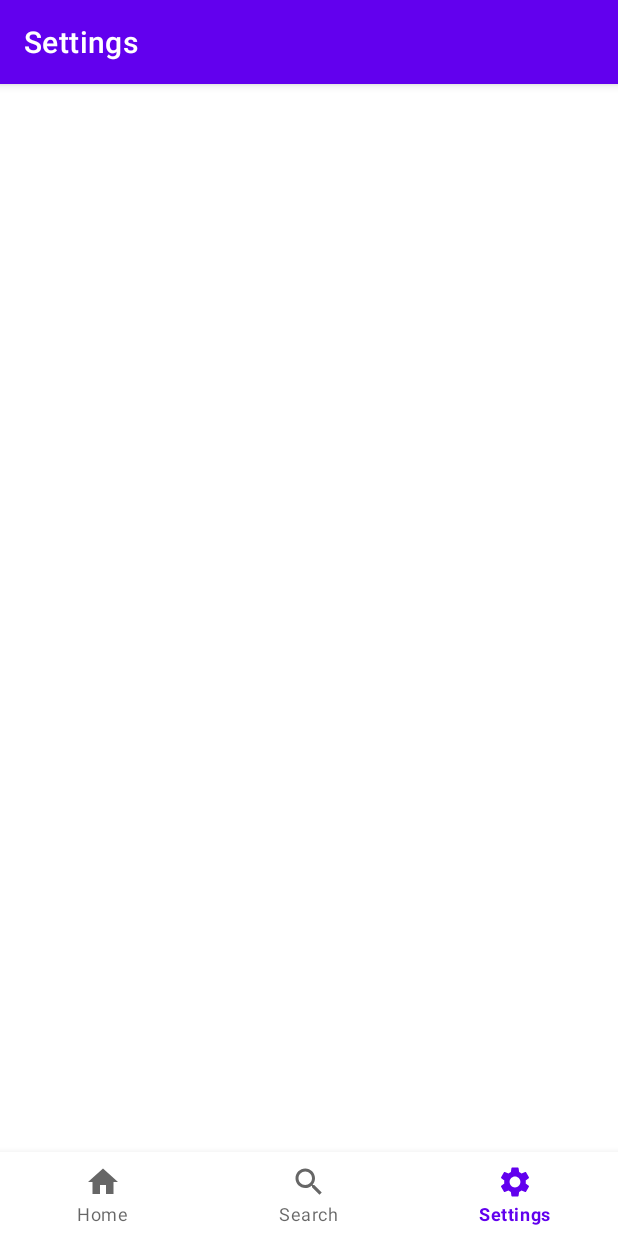
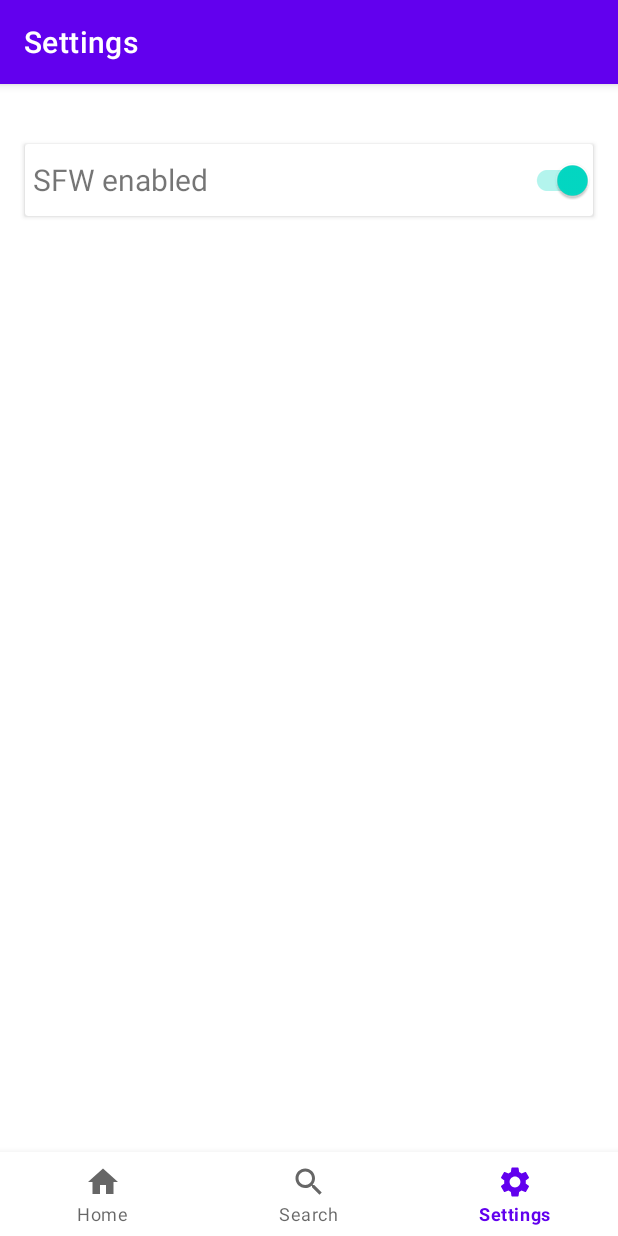
Before and after one commit to markusniv/anime-watchlist, an Android app: the SettingsFragment screen opened through its navigation route, on a phone screen of 412 x 824 dp. Run offline under Robolectric (Android 15) with nearby library versions, the phone set to English and light mode, and no system bars; our stand-ins replace data binding, navigation-ui.

Commit message:
Added SFW boolean to the App singleton, added switch to settings for it. Search queries now act accordingly

```diff
--- a/app/src/main/java/com/marsu/animelist/viewmodel/SearchViewModel.kt
+++ b/app/src/main/java/com/marsu/animelist/viewmodel/SearchViewModel.kt
@@ -45,7 +45,8 @@ class SearchViewModel : ViewModel() {
             var alerted = false
 
             while (hasNextPage && page < 5) {
-                val result = EntryApi.retrofitService.getEntries(query, page, true);
+                val result = if (App.sfw) EntryApi.retrofitService.getEntriesSfw(query, page, App.sfw);
+                else EntryApi.retrofitService.getEntries(query, page);
                 val json : JsonObject = result.asJsonObject
                 val data = json.get("data")
                 val pagination = json.get("pagination").asJsonObject
--- a/app/src/main/res/layout/fragment_settings.xml
+++ b/app/src/main/res/layout/fragment_settings.xml
@@ -1,11 +1,45 @@
 <?xml version="1.0" encoding="utf-8"?>
-<layout xmlns:android="http://schemas.android.com/apk/res/android">
-    <androidx.constraintlayout.widget.ConstraintLayout
-        xmlns:tools="http://schemas.android.com/tools"
+<layout xmlns:app="http://schemas.android.com/apk/res-auto"
+    xmlns:tools="http://schemas.android.com/tools"
+    xmlns:android="http://schemas.android.com/apk/res/android">
+    <RelativeLayout
         android:id="@+id/settingsLayout"
         android:layout_width="match_parent"
         android:layout_height="match_parent"
+        android:layout_marginVertical="15dp"
+        android:layout_marginHorizontal="10dp"
         tools:context=".screens.SettingsFragment">
 
-    </androidx.constraintlayout.widget.ConstraintLayout>
+        <androidx.cardview.widget.CardView
+            android:id="@+id/settingsViewSafeCard"
+            android:layout_width="match_parent"
+            android:layout_height="wrap_content"
+            android:layout_margin="5dp"
+            tools:layout_editor_absoluteX="1dp" >
+
+            <RelativeLayout
+
+                android:id="@+id/settingsViewSafeLayout"
+                android:layout_width="match_parent"
+                android:layout_height="wrap_content">
+                <TextView
+                    android:id="@+id/settingsViewSafeText"
+                    android:layout_width="wrap_content"
+                    android:layout_height="wrap_content"
+                    android:text="SFW enabled"
+                    android:layout_centerVertical="true"
+                    android:layout_marginLeft="5dp"
+                    android:textSize="20sp"/>
+                <androidx.appcompat.widget.SwitchCompat
+                    android:id="@+id/settingsViewSafeSwitch"
+                    android:layout_width="wrap_content"
+                    android:layout_height="wrap_content"
+                    android:layout_alignParentEnd="true"
+                    />
+
+
+            </RelativeLayout>
+        </androidx.cardview.widget.CardView>
+
+    </RelativeLayout>
 </layout>
```
Also changed, not shown: app/src/main/java/com/marsu/animelist/network/EntryApiService.kt (+6 -1 lines), app/src/main/java/com/marsu/animelist/screens/SettingsFragment.kt (+27 -0 lines).
